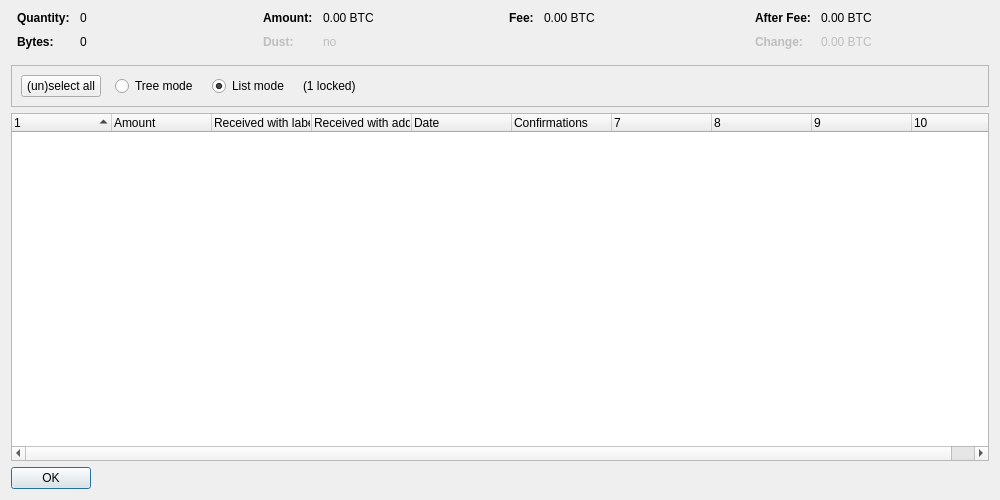
SidGrip/universalmol, file src/qt/forms/coincontroldialog.ui: the form before one commit.
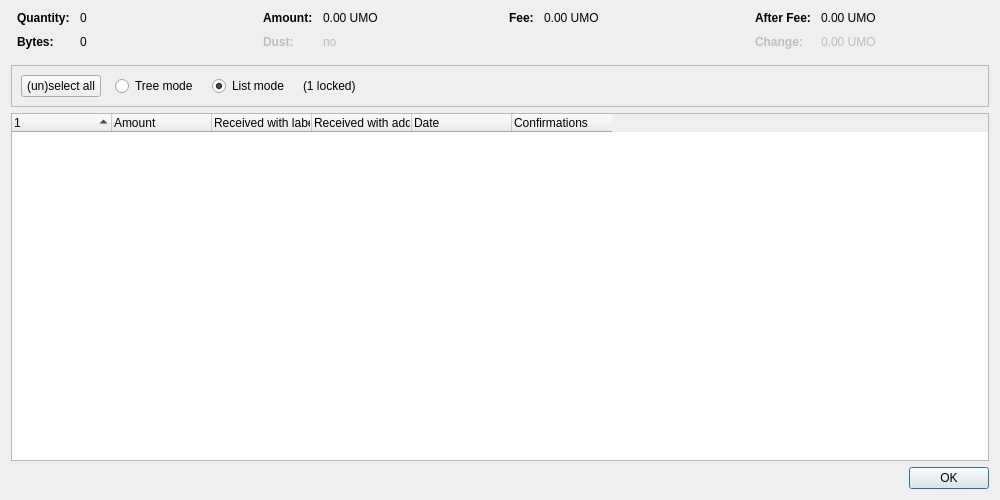
The form after the commit. Custom widgets are drawn as their Qt base class.

```diff
--- a/src/qt/forms/coincontroldialog.ui
+++ b/src/qt/forms/coincontroldialog.ui
@@ -132,7 +132,7 @@
           <enum>Qt::ActionsContextMenu</enum>
          </property>
          <property name="text">
-          <string notr="true">0.00 BTC</string>
+          <string notr="true">0.00 UMO</string>
          </property>
          <property name="textInteractionFlags">
           <set>Qt::LinksAccessibleByMouse|Qt::TextSelectableByKeyboard|Qt::TextSelectableByMouse</set>
@@ -212,7 +212,7 @@
           <enum>Qt::ActionsContextMenu</enum>
          </property>
          <property name="text">
-          <string notr="true">0.00 BTC</string>
+          <string notr="true">0.00 UMO</string>
          </property>
          <property name="textInteractionFlags">
           <set>Qt::LinksAccessibleByMouse|Qt::TextSelectableByKeyboard|Qt::TextSelectableByMouse</set>
@@ -257,7 +257,7 @@
           <enum>Qt::ActionsContextMenu</enum>
          </property>
          <property name="text">
-          <string notr="true">0.00 BTC</string>
+          <string notr="true">0.00 UMO</string>
          </property>
          <property name="textInteractionFlags">
           <set>Qt::LinksAccessibleByMouse|Qt::TextSelectableByKeyboard|Qt::TextSelectableByMouse</set>
@@ -292,7 +292,7 @@
           <enum>Qt::ActionsContextMenu</enum>
          </property>
          <property name="text">
-          <string notr="true">0.00 BTC</string>
+          <string notr="true">0.00 UMO</string>
          </property>
          <property name="textInteractionFlags">
           <set>Qt::LinksAccessibleByMouse|Qt::TextSelectableByKeyboard|Qt::TextSelectableByMouse</set>
@@ -402,7 +402,7 @@
       <bool>false</bool>
      </property>
      <property name="columnCount">
-      <number>10</number>
+      <number>6</number>
      </property>
      <attribute name="headerShowSortIndicator" stdset="0">
       <bool>true</bool>
@@ -467,12 +467,6 @@
    </item>
    <item>
     <widget class="QDialogButtonBox" name="buttonBox">
-     <property name="sizePolicy">
-      <sizepolicy hsizetype="Maximum" vsizetype="Fixed">
-       <horstretch>0</horstretch>
-       <verstretch>0</verstretch>
-      </sizepolicy>
-     </property>
      <property name="orientation">
       <enum>Qt::Horizontal</enum>
      </property>
```
Left out of the diff: 2 changed lines with no effect on the pictures.
